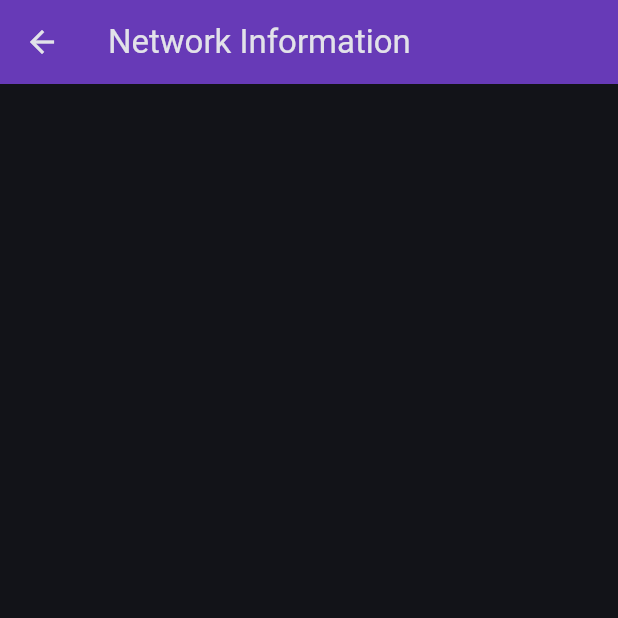
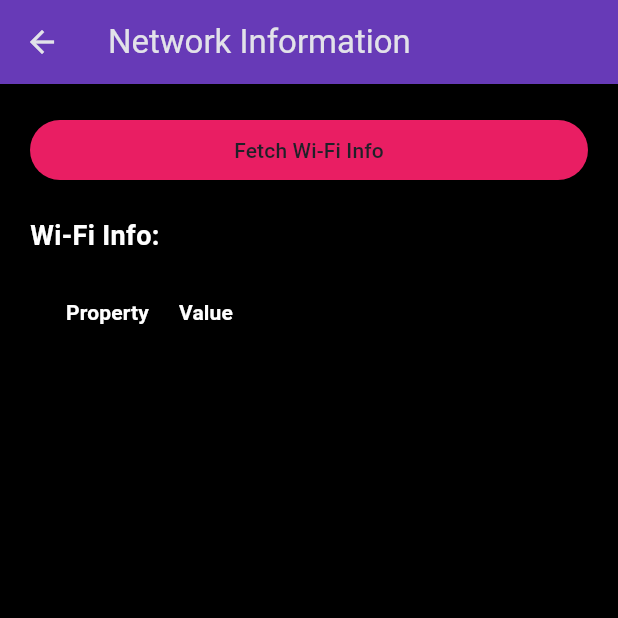
Before and after one commit to m-mcardle/HoovHealth, a Flutter app: the Network screen opened by its route, on a phone screen of 412 x 824 dp, the top half of it. Run offline on Flutter 3.47's test engine with Material 3 defaults, Android fonts, the phone set to English and light mode, and no system bars; our stand-ins replace device_info_plus, syncfusion_flutter_charts, syncfusion_flutter_gauges; missing offline and left inert: network_info_plus, system_info2.

Commit message:
Update network.dart from WifiInfo.m

```diff
--- a/hoov_health/lib/pages/network.dart
+++ b/hoov_health/lib/pages/network.dart
@@ -1,6 +1,5 @@
 import 'package:flutter/material.dart';
-import 'package:http/http.dart' as http;
-import 'dart:convert';
+import 'package:flutter/services.dart';
 
 class Network extends StatefulWidget {
   const Network({Key? key}) : super(key: key);
@@ -10,36 +9,24 @@ class Network extends StatefulWidget {
 }
 
 class _NetworkState extends State<Network> {
-  List<String> ipAddresses = [];
+  static const platform = MethodChannel('com.example.wifi_info');
+
+  Map<String, dynamic> wifiInfo = {};
 
   @override
   void initState() {
     super.initState();
-    fetchIPs();
+    fetchWifiInfo();
   }
 
-  Future<void> fetchIPs() async {
-    final String apiUrl = 'http://localhost:5001/get_ips';
-
+  Future<void> fetchWifiInfo() async {
     try {
-      final response = await http.get(
-        Uri.parse(apiUrl),
-        // Disable SSL verification (for testing only)
-        // headers: {'Accept': 'application/json', 'Connection': 'keep-alive'},
-        // verify: false,
-      );
-
-      if (response.statusCode == 200) {
-        final List<dynamic> devices = jsonDecode(response.body);
-        setState(() {
-          ipAddresses = devices.map((device) => device['ip'] as String).toList();
-        });
-      } else {
-        throw Exception('Failed to load IP addresses');
-      }
-    } catch (e) {
-      print('Error fetching IP addresses: $e');
-      // Handle error, such as displaying a message to the user
+      final result = await platform.invokeMethod<Map<dynamic, dynamic>>('getWifiInfo');
+      setState(() {
+        wifiInfo = result?.cast<String, dynamic>() ?? {}; // Explicit cast to Map<String, dynamic>
+      });
+    } on PlatformException catch (e) {
+      print("Failed to get Wi-Fi info: '${e.message}'.");
     }
   }
 
@@ -50,13 +37,45 @@ class _NetworkState extends State<Network> {
         title: const Text('Network Information'),
         backgroundColor: Colors.deepPurple,
       ),
-      body: ListView.builder(
-        itemCount: ipAddresses.length,
-        itemBuilder: (context, index) {
-          return ListTile(
-            title: Text(ipAddresses[index]),
-          );
-        },
+      body: Container(
+        color: Colors.black,
+        padding: EdgeInsets.all(20.0),
+        child: Column(
+          crossAxisAlignment: CrossAxisAlignment.stretch,
+          children: <Widget>[
+            ElevatedButton(
+              onPressed: fetchWifiInfo,
+              child: Text('Fetch Wi-Fi Info'),
+              style: ElevatedButton.styleFrom(
+                  backgroundColor: Colors.pink,
+                ),
+            ),
+            SizedBox(height: 20),
+            Text(
+              'Wi-Fi Info:',
+              style: TextStyle(fontSize: 18, fontWeight: FontWeight.bold, color: Colors.white),
+            ),
+            SizedBox(height: 10),
+            Expanded(
+              child: SingleChildScrollView(
+                scrollDirection: Axis.horizontal,
+                child: DataTable(
+                  columnSpacing: 20,
+                  columns: [
+                    DataColumn(label: Text('Property', style: TextStyle(fontWeight: FontWeight.bold, color: Colors.white))),
+                    DataColumn(label: Text('Value', style: TextStyle(fontWeight: FontWeight.bold, color: Colors.white))),
+                  ],
+                  rows: wifiInfo.entries.map((entry) {
+                    return DataRow(cells: [
+                      DataCell(Text(entry.key, style: TextStyle(color: Colors.white))),
+                      DataCell(Text(entry.value.toString(), style: TextStyle(color: Colors.white))),
+                    ]);
+                  }).toList(),
+                ),
+              ),
+            ),
+          ],
+        ),
       ),
     );
   }
```
Also changed, not shown: 7 other files.
